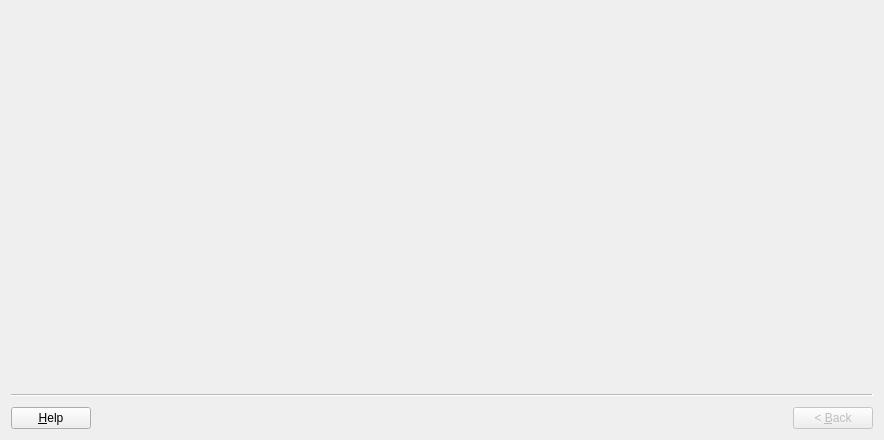
Qt form source/views/ui/artwizard.ui (Jalopy-Tech/Sacada) before a commit.
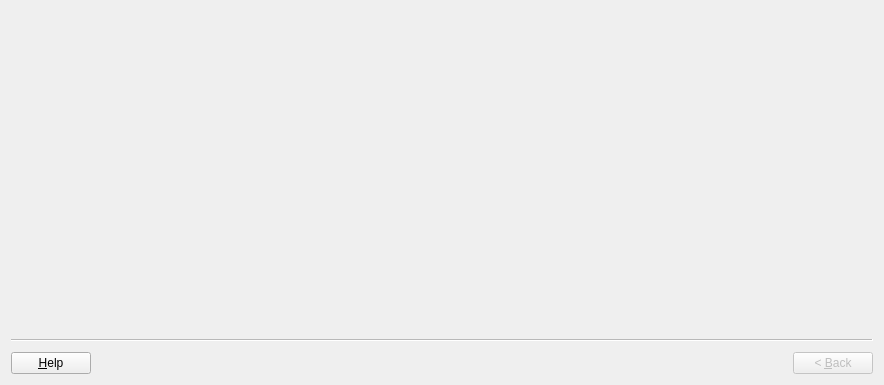
The same form after that commit.

Commit message: Fix window size for macOS

Patch:
```diff
--- a/source/views/ui/artwizard.ui
+++ b/source/views/ui/artwizard.ui
@@ -7,9 +7,15 @@
     <x>0</x>
     <y>0</y>
     <width>884</width>
-    <height>440</height>
+    <height>385</height>
    </rect>
   </property>
+  <property name="sizePolicy">
+   <sizepolicy hsizetype="Preferred" vsizetype="Preferred">
+    <horstretch>0</horstretch>
+    <verstretch>0</verstretch>
+   </sizepolicy>
+  </property>
   <property name="windowTitle">
    <string>SACADA</string>
   </property>
```
The commit also changes 4 other files.
